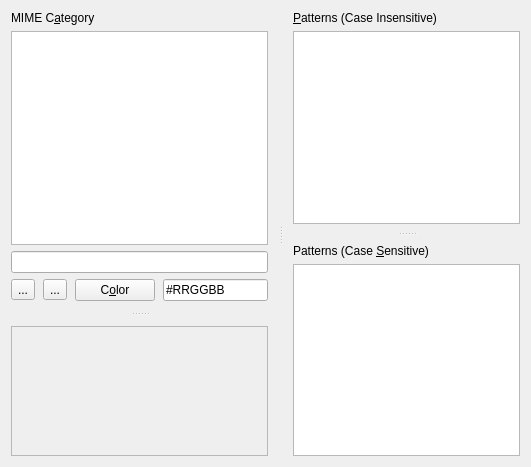
Qt form src/mime-category-config-page.ui (shundhammer/qdirstat) before a commit.
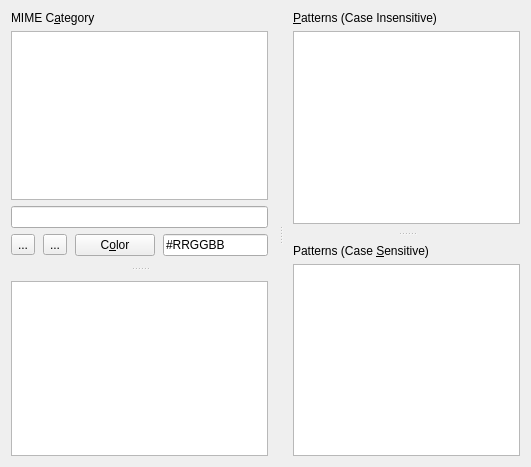
The same form after that commit. Icons and pictures are not drawn. Custom widgets are drawn as their Qt base class.

Commit message: Don't mark sample text in .ui files and Fn keys for translation

```diff
--- a/src/mime-category-config-page.ui
+++ b/src/mime-category-config-page.ui
@@ -255,7 +255,7 @@
  <customwidgets>
   <customwidget>
    <class>QDirStat::TreemapView</class>
-   <extends>QFrame</extends>
+   <extends>QGraphicsView</extends>
    <header>TreemapView.h</header>
    <container>1</container>
   </customwidget>
```
Left out of the diff: 18 changed lines with no effect on the pictures. The commit also changes 7 other files.
